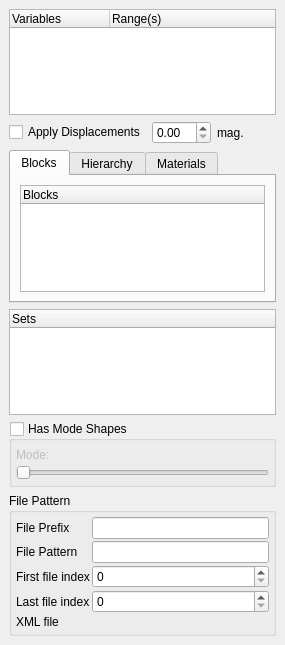
Before: the Qt Designer form Qt/Components/Resources/UI/pqExodusPanel.ui in wildmichael/ParaView3-enhancements-old, drawn with Qt 5.
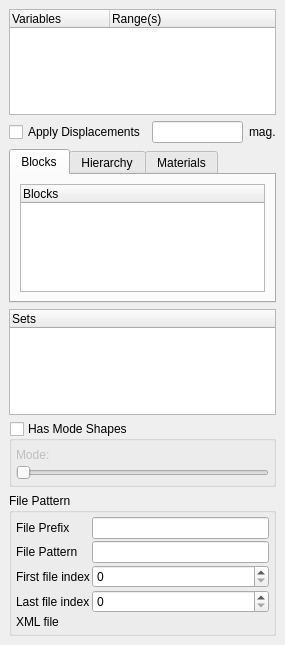
After: the same form once the commit is applied. Custom widgets are drawn as their Qt base class.

Commit message: BUG:  Change displacements field to a line edit.  Fixes 4678.

```diff
--- a/Qt/Components/Resources/UI/pqExodusPanel.ui
+++ b/Qt/Components/Resources/UI/pqExodusPanel.ui
@@ -69,7 +69,7 @@
       </widget>
      </item>
      <item>
-      <widget class="QDoubleSpinBox" name="DisplacementMagnitude" />
+      <widget class="QLineEdit" name="DisplacementMagnitude" />
      </item>
      <item>
       <widget class="QLabel" name="label_5" >
```
